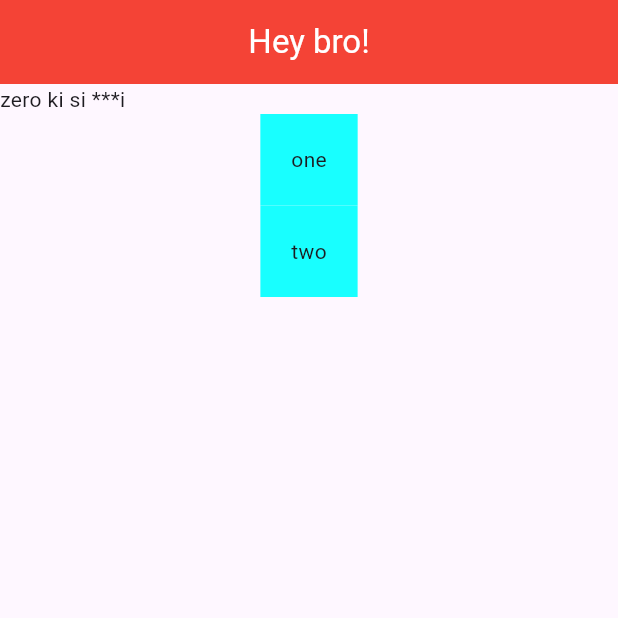
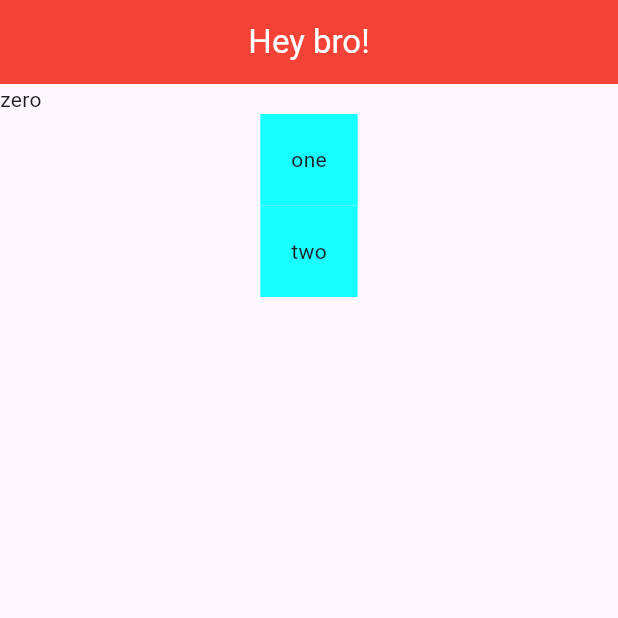
Before and after one commit to kerfaiyass54/flutter-tutorials, a Flutter app: the screen it shows after launch, on a phone screen of 412 x 824 dp, the top half of it. Run offline on Flutter 3.47's test engine with Material 3 defaults, Android fonts, the phone set to English and light mode, and no system bars.

```diff
--- a/lib/main.dart
+++ b/lib/main.dart
@@ -24,7 +24,7 @@ class Home extends StatelessWidget {
         crossAxisAlignment: CrossAxisAlignment.center,
         children: <Widget>[
           Row(
-            children: <Widget>[Text('zero ki si ***i')]
+            children: <Widget>[Text('zero')]
           ),
           Container(
             padding: EdgeInsets.all(20.5),
```
